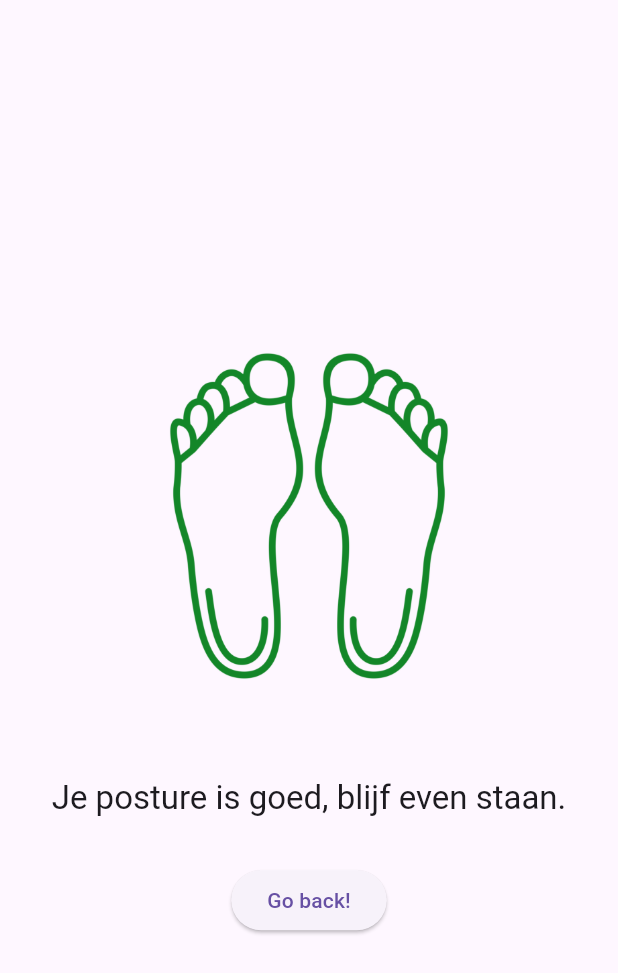
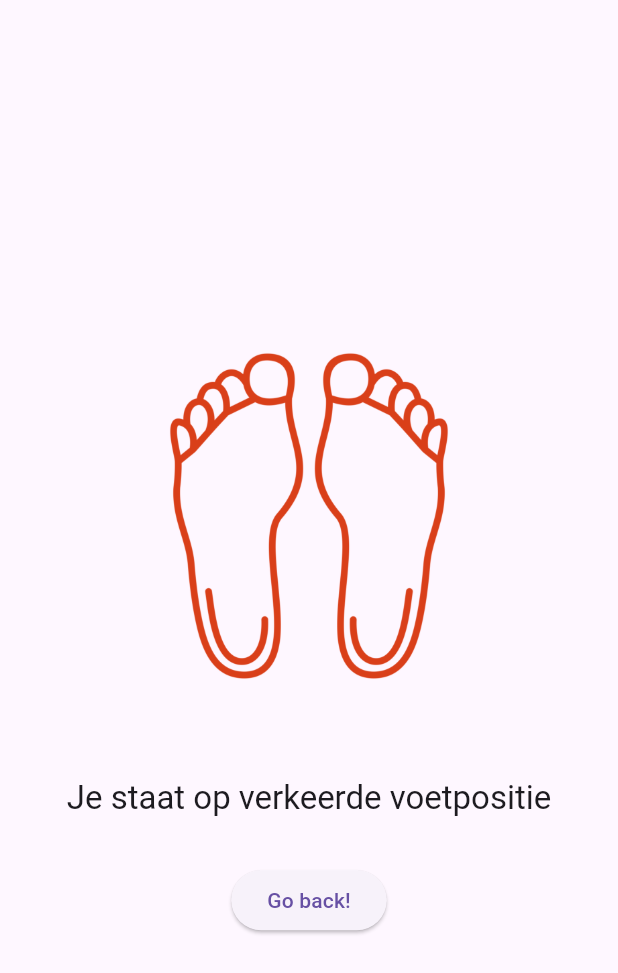
Before and after one commit to bestiesbesties/MeasureApp, a Flutter app: the PostureView screen opened directly, on a phone screen of 412 x 824 dp. Shown: the top 973 px of the screen. Run offline on Flutter 3.47's test engine with Material 3 defaults, Android fonts, the light colour scheme and no system bars; our stand-ins replace flutter_blue_plus.

Commit message:
change image sizes, working on testing

```diff
--- a/lib/homepage/homepage.dart
+++ b/lib/homepage/homepage.dart
@@ -61,7 +61,7 @@ class HomepageView extends StatelessWidget {
                                     builder: (context) => ChangeNotifierProvider(
                                       create: (_) => BluetoothViewModel(
                                           bluetoothServiceApp: Provider.of<BluetoothServiceApp>(context, listen: true)),
-                                      child: PostureView(),
+                                      child: PostureView(initialPostureId: "4"), // FIXME: replace with actual initial data from Bluetooth
                                     ),
                                   ),
                                 );
--- a/lib/posture/posture_view.dart
+++ b/lib/posture/posture_view.dart
@@ -1,40 +1,77 @@
 import 'package:flutter/material.dart';
+import 'package:provider/provider.dart';
+import 'package:wonder/posture/posture_viewmodel.dart';
 
 class PostureView extends StatelessWidget {
-  const PostureView({super.key});
+  final String initialPostureId;
+
+  const PostureView({super.key, required this.initialPostureId});
 
   @override
   Widget build(BuildContext context) {
+    return FutureBuilder(
+      future: _precacheAllImages(context),
+      builder: (context, snapshot) {
+        if (snapshot.connectionState == ConnectionState.done) {
+          return ChangeNotifierProvider(
+            create: (_) => PostureViewModel(initialPostureId),
+            child: const _PostureScreen(),
+          );
+        } else {
+          return const Scaffold(
+            body: Center(child: CircularProgressIndicator()),
+          );
+        }
+      },
+    );
+  }
+
+  Future<void> _precacheAllImages(BuildContext context) async {
+    const imagePaths = [
+      "assets/images/feet-icon-correct.png",
+      "assets/images/feet-icon-wrong-left.png",
+      "assets/images/feet-icon-wrong-right.png",
+      "assets/images/feet-icon-wrong-toes.png",
+      "assets/images/feet-icon-wrong-all.png",
+      "assets/images/default.png",
+    ];
+
+    for (final path in imagePaths) {
+      await precacheImage(AssetImage(path), context);
+    }
+  }
+}
+
+
+class _PostureScreen extends StatelessWidget {
+  const _PostureScreen();
+
+  @override
+  Widget build(BuildContext context) {
+    final viewModel = context.watch<PostureViewModel>();
     final size = MediaQuery.of(context).size;
-    final width = size.width;
-    final height = size.height;
-
-    final isLandscape = width > height;
-    final double imageSize = isLandscape ? height * 0.7 : width * 0.7;
-
-    final TextTheme textTheme = Theme.of(context).textTheme;
+    final double imageSize = (size.width > size.height ? size.height : size.width) * 0.7;
 
     return Scaffold(
       body: Center(
         child: Column(
           mainAxisAlignment: MainAxisAlignment.center,
           children: [
-            Image.asset(
-              'assets/images/feet-icon-correct.png', // Placeholder for the image
-              width: imageSize,
-              height: imageSize,
-            ),
+            Image.asset(viewModel.imagePath, width: imageSize, height: imageSize),
             const SizedBox(height: 30),
             Text(
-              'Je posture is goed, blijf even staan.', // Placeholder for the text
+              viewModel.message,
               textAlign: TextAlign.center,
-              style: textTheme.titleLarge,
+              style: Theme.of(context).textTheme.titleLarge,
             ),
+            if (viewModel.isCountingDown)
+              Text(
+                "Stabiel voor: ${viewModel.countdown}s",
+                style: Theme.of(context).textTheme.titleMedium,
+              ),
             const SizedBox(height: 30),
             ElevatedButton(
-              onPressed: () {
-                Navigator.pop(context);
-              },
+              onPressed: () => Navigator.pop(context),
               child: const Text('Go back!'),
             ),
           ],
--- /dev/null
+++ b/lib/posture/posture_viewmodel.dart
@@ -0,0 +1,118 @@
+import 'dart:async';
+import 'package:flutter/material.dart';
+
+class PostureViewModel extends ChangeNotifier {
+  String _postureId;
+  String get postureId => _postureId;
+
+  final Map<String, List<String>> postureResponse = {
+    "0": ["Je staat goed!", "assets/images/feet-icon-correct.png"],
+    "1": [
+      "Je staat te veel in balans naar links",
+      "assets/images/feet-icon-wrong-left.png",
+    ],
+    "2": [
+      "Je staat te veel in balans naar rechts",
+      "assets/images/feet-icon-wrong-right.png",
+    ],
+    "3": ["Je staat op de tenen", "assets/images/feet-icon-wrong-toes.png"],
+    "4": [
+      "Je staat op verkeerde voetpositie",
+      "assets/images/feet-icon-wrong-all.png",
+    ],
+  };
+
+  Timer? _stabilityTimer;
+  int _countdown = 3;
+  int get countdown => _countdown;
+
+  bool _isCountingDown = false;
+  bool get isCountingDown => _isCountingDown;
+
+  PostureViewModel(this._postureId) {
+    simulatePostureChanges();
+  }
+
+  void updatePosture(String newPostureId) {
+    if (_postureId == newPostureId) return;
+
+    _postureId = newPostureId;
+    notifyListeners();
+
+    if (_postureId == "0") {
+      _startCountdown();
+    } else {
+      _cancelCountdown();
+    }
+  }
+
+  void _startCountdown() {
+    _cancelCountdown();
+    _isCountingDown = true;
+    _countdown = 3;
+    notifyListeners();
+
+    _stabilityTimer = Timer.periodic(const Duration(seconds: 1), (timer) {
+      if (_postureId != "0") {
+        _cancelCountdown();
+        return;
+      }
+
+      _countdown--;
+      notifyListeners();
+
+      if (_countdown <= 0) {
+        _stabilityTimer?.cancel();
+        _isCountingDown = false;
+        notifyListeners();
+        onStablePostureDetected();
+      }
+    });
+  }
+
+  void _cancelCountdown() {
+    _stabilityTimer?.cancel();
+    if (_isCountingDown) {
+      _isCountingDown = false;
+      notifyListeners();
+    }
+  }
+
+  void onStablePostureDetected() {
+    // TODO: Implement what should happen when posture is stable for 3 seconds
+    debugPrint("Stable posture detected for 3 seconds!");
+  }
+
+  String get message => postureResponse[_postureId]?[0] ?? "Onbekende houding";
+  String get imagePath =>
+      postureResponse[_postureId]?[1] ?? "assets/images/default.png";
+
+  @override
+  void dispose() {
+    _stabilityTimer?.cancel();
+    super.dispose();
+  }
+
+
+  void simulatePostureChanges() {
+    Future.delayed(const Duration(seconds: 2), () {
+      updatePosture("0");
+    });
+
+    Future.delayed(const Duration(seconds: 2), () {
+      updatePosture("1"); //links
+    });
+
+    Future.delayed(const Duration(seconds: 2), () {
+      updatePosture("0");
+    });
+
+    Future.delayed(const Duration(seconds: 2), () {
+      updatePosture("2");//links
+    });
+
+    Future.delayed(const Duration(seconds: 4), () {
+      updatePosture("0");
+    });
+  }
+}
```
Also changed, not shown: lib/measure/measure_default.dart (added, +30 -0 lines), assets/images/feet-icon-correct.png, assets/images/feet-icon-default.png, assets/images/feet-icon-wrong-all.png, assets/images/feet-icon-wrong-left.png, assets/images/feet-icon-wrong-right.png, assets/images/feet-icon-wrong-toes.png.
